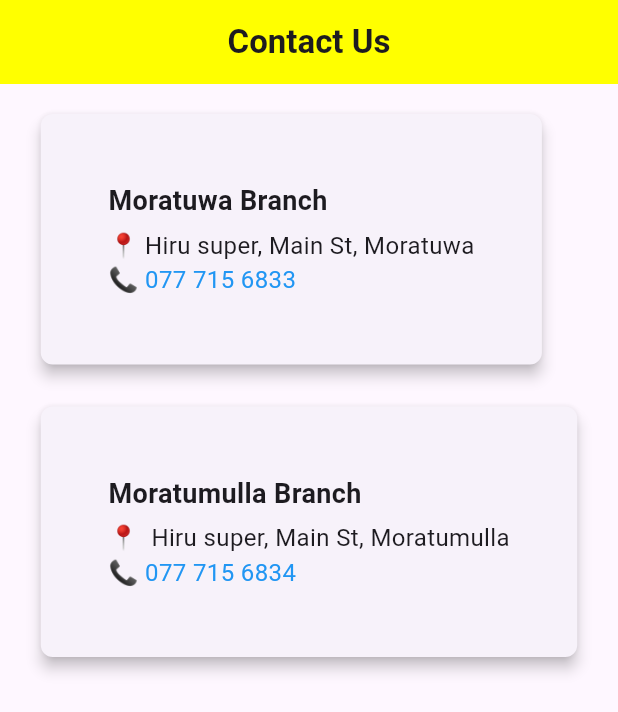
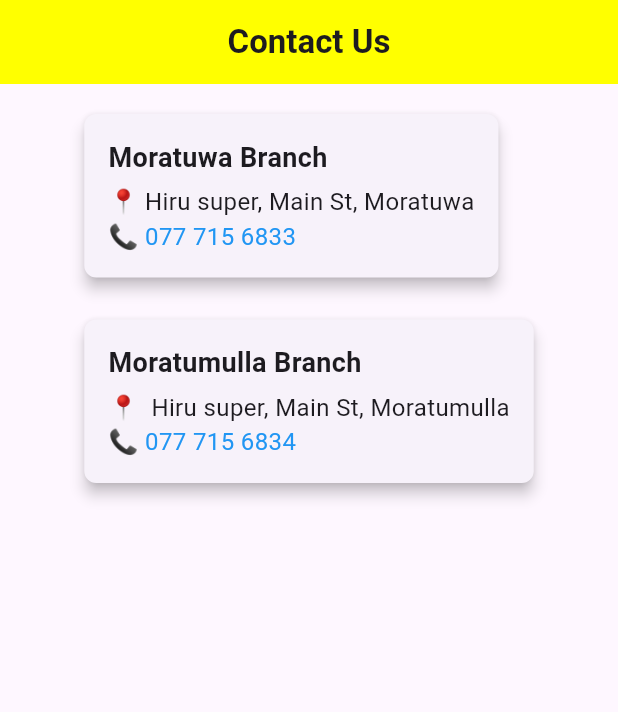
Before and after one commit to SDS-Lakmal/hiru_super, a Flutter app: the screen it shows after launch, on a phone screen of 412 x 824 dp. Shown: the top 712 px of the screen. Run offline on Flutter 3.47's test engine with Material 3 defaults, Android fonts, the phone set to English and light mode, and no system bars.

Commit message:
update branch cart gap

```diff
--- a/lib/contact_us.dart
+++ b/lib/contact_us.dart
@@ -48,7 +48,7 @@ class ContactUsPage extends StatelessWidget {
       elevation: 4,
       shape: RoundedRectangleBorder(borderRadius: BorderRadius.circular(8)),
       child: Padding(
-        padding: EdgeInsets.all(45),
+        padding: EdgeInsets.all(16),
         child: Column(
           crossAxisAlignment: CrossAxisAlignment.start,
           children: [
```
